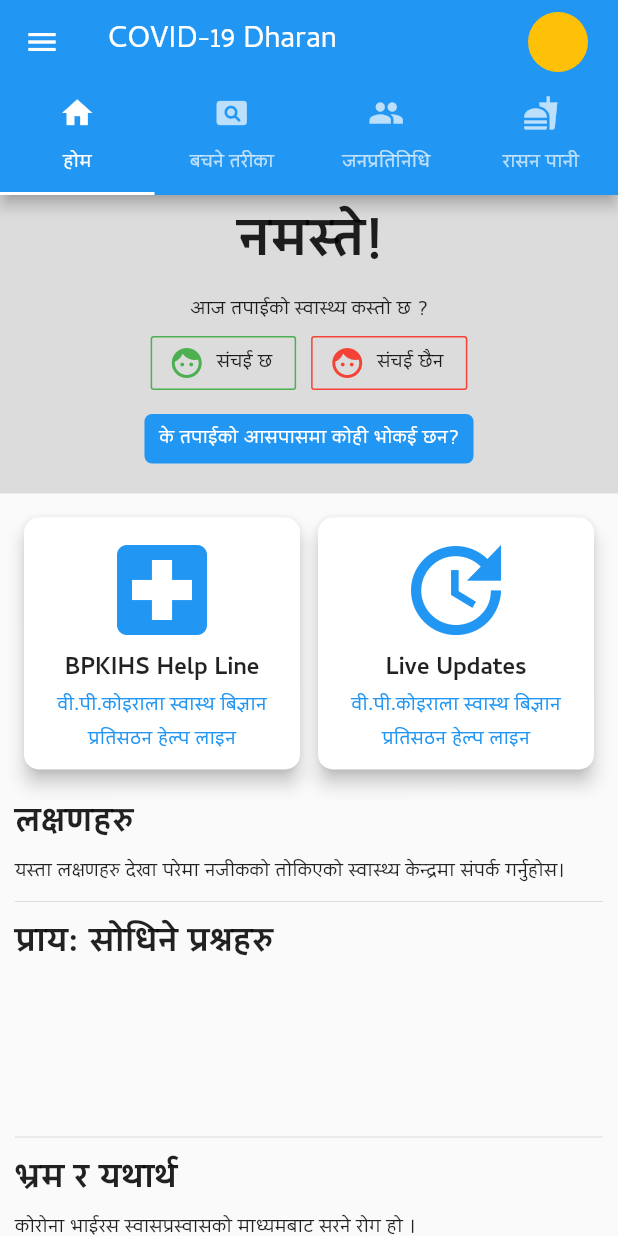
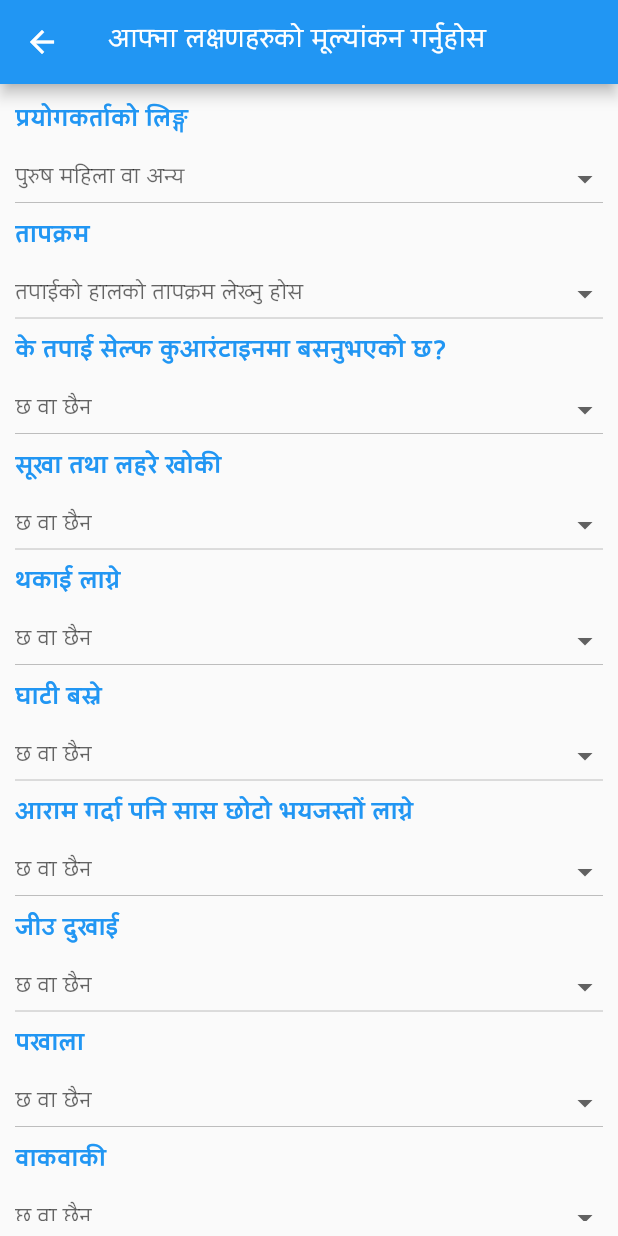
Before and after one commit to aashizpoudel/covidapp, a Flutter app: the screen it shows after launch, after a tap on "संचई छैन", on a phone screen of 412 x 824 dp. Run offline on Flutter 3.47's test engine with Material 2 defaults, Android fonts, the phone set to English and light mode, and no system bars.

Commit message:
formAdded

```diff
--- a/lib/Screens/first_tab.dart
+++ b/lib/Screens/first_tab.dart
@@ -1,4 +1,5 @@
 import 'package:covidapp/Screens/components/middle_card.dart';
+import 'package:covidapp/Screens/pages/symptoms_form.dart';
 import 'package:flutter/material.dart';
 
 class FirstTab extends StatelessWidget {
@@ -33,7 +34,9 @@ class FirstTab extends StatelessWidget {
                   SizedBox(width: 10,),
                   OutlineButton.icon(
                     borderSide: BorderSide(color: Colors.red),
-                    onPressed: () {},
+                    onPressed: () {
+                      Navigator.push(context, MaterialPageRoute(builder: (context)=>SymptomsForm()));
+                    },
                     icon: Icon(
                       Icons.face,
                       color: Colors.red,
--- /dev/null
+++ b/lib/Screens/pages/symptoms_form.dart
@@ -0,0 +1,414 @@
+import 'package:flutter/material.dart';
+
+const headerStyle =
+    TextStyle(color: Colors.blue, fontWeight: FontWeight.bold, fontSize: 18);
+enum Sex { male, female, gay }
+enum Temperature { below, normal, high }
+enum SelfQuarantine { yes, no }
+enum Cough { yes, no }
+enum Fatigue { yes, no }
+enum SourThroat { yes, no }
+enum ShortBreath { yes, no }
+enum BodyPain { yes, no }
+enum Diaria { yes, no }
+enum Nausea { yes, no }
+enum RunningNose { yes, no }
+enum FromAbroad { yes, no }
+enum GotContaminated { yes, no }
+
+class SymptomsForm extends StatefulWidget {
+  @override
+  _SymptomsFormState createState() => _SymptomsFormState();
+}
+
+class _SymptomsFormState extends State<SymptomsForm> {
+  //dropdownVariable
+  Sex sex;
+  Temperature temperature;
+  SelfQuarantine selfQuarantine;
+  Cough cough;
+  Fatigue fatigue;
+  SourThroat sourThroat;
+  ShortBreath shortBreath;
+  BodyPain bodyPain;
+  Diaria diaria;
+  Nausea nausea;
+  RunningNose runningNose;
+  FromAbroad fromAbroad;
+  GotContaminated gotContaminated;
+
+  //form variable
+  final _formKey = GlobalKey<FormState>();
+  TextEditingController _name = TextEditingController();
+  TextEditingController _age = TextEditingController();
+  TextEditingController _tolNo = TextEditingController();
+  TextEditingController _gharNo = TextEditingController();
+  TextEditingController _pnNo = TextEditingController();
+  int odaNo;
+
+  List<DropdownMenuItem> getOdaList(int totalOdaNo) {
+    List<DropdownMenuItem> _menuItem = [];
+    for (var i = 1; i <= totalOdaNo; i++) {
+      _menuItem.add(DropdownMenuItem(value: i, child: Text('$i')));
+    }
+    return _menuItem;
+  }
+
+  @override
+  Widget build(BuildContext context) {
+    return Scaffold(
+      appBar: AppBar(
+        title: Text(
+          'आफ्ना लक्षणहरुको मूल्यांकन गर्नुहोस',
+        ),
+      ),
+      body: Padding(
+        padding: const EdgeInsets.all(10.0),
+        child: ListView(
+          children: <Widget>[
+            FormQuestions(
+              title: 'प्रयोगकर्ताको लिङ्ग',
+              dropBuottonHint: 'पुरुष महिला वा अन्य',
+              value: sex,
+              dropBuottonList: [
+                DropdownMenuItem(value: Sex.male, child: Text('पुरुष')),
+                DropdownMenuItem(value: Sex.female, child: Text('महिला')),
+                DropdownMenuItem(value: Sex.gay, child: Text('अन्य')),
+              ],
+              onDropDownChanged: (value) {
+                setState(() {
+                  sex = value;
+                });
+              },
+            ),
+            FormQuestions(
+              title: 'तापक्रम',
+              dropBuottonHint: 'तपाईको हालको तापक्रम लेख्नु होस',
+              value: temperature,
+              dropBuottonList: [
+                DropdownMenuItem(
+                    value: Temperature.below, child: Text('सामान्य (९६-९८.६)')),
+                DropdownMenuItem(
+                    value: Temperature.normal, child: Text('ज्वरो (९८.६-१०२)')),
+                DropdownMenuItem(
+                    value: Temperature.high, child: Text('उच्च ज्वरो (>१०४)')),
+              ],
+              onDropDownChanged: (value) {
+                setState(() {
+                  temperature = value;
+                });
+              },
+            ),
+            FormQuestions(
+              title: 'के तपाई सेल्फ कुआरंटाइनमा बसनुभएको छ?',
+              dropBuottonHint: 'छ वा छैन',
+              value: selfQuarantine,
+              dropBuottonList: [
+                DropdownMenuItem(value: SelfQuarantine.yes, child: Text('छ ')),
+                DropdownMenuItem(value: SelfQuarantine.no, child: Text('छैन ')),
+              ],
+              onDropDownChanged: (value) {
+                setState(() {
+                  selfQuarantine = value;
+                });
+              },
+            ),
+            FormQuestions(
+              title: 'सूखा तथा लहरे खोकी',
+              dropBuottonHint: 'छ वा छैन',
+              value: cough,
+              dropBuottonList: [
+                DropdownMenuItem(value: Cough.yes, child: Text('छ ')),
+                DropdownMenuItem(value: Cough.no, child: Text('छैन ')),
+              ],
+              onDropDownChanged: (value) {
+                setState(() {
+                  cough = value;
+                });
+              },
+            ),
+            FormQuestions(
+              title: 'थकाई लाग्ने',
+              dropBuottonHint: 'छ वा छैन',
+              value: fatigue,
+              dropBuottonList: [
+                DropdownMenuItem(value: Fatigue.yes, child: Text('छ ')),
+                DropdownMenuItem(value: Fatigue.no, child: Text('छैन ')),
+              ],
+              onDropDownChanged: (value) {
+                setState(() {
+                  fatigue = value;
+                });
+              },
+            ),
+            FormQuestions(
+              title: 'घाटी बस्ने',
+              dropBuottonHint: 'छ वा छैन',
+              value: sourThroat,
+              dropBuottonList: [
+                DropdownMenuItem(value: SourThroat.yes, child: Text('छ ')),
+                DropdownMenuItem(value: SourThroat.no, child: Text('छैन ')),
+              ],
+              onDropDownChanged: (value) {
+                setState(() {
+                  sourThroat = value;
+                });
+              },
+            ),
+            FormQuestions(
+              title: 'आराम गर्दा पनि सास छोटो भयजस्तों लाग्ने',
+              dropBuottonHint: 'छ वा छैन',
+              value: shortBreath,
+              dropBuottonList: [
+                DropdownMenuItem(value: ShortBreath.yes, child: Text('छ ')),
+                DropdownMenuItem(value: ShortBreath.no, child: Text('छैन ')),
+              ],
+              onDropDownChanged: (value) {
+                setState(() {
+                  shortBreath = value;
+                });
+              },
+            ),
+            FormQuestions(
+              title: 'जीउ दुखाई',
+              dropBuottonHint: 'छ वा छैन',
+              value: bodyPain,
+              dropBuottonList: [
+                DropdownMenuItem(value: BodyPain.yes, child: Text('छ ')),
+                DropdownMenuItem(value: BodyPain.no, child: Text('छैन ')),
+              ],
+              onDropDownChanged: (value) {
+                setState(() {
+                  bodyPain = value;
+                });
+              },
+            ),
+            FormQuestions(
+              title: 'पखाला ',
+              dropBuottonHint: 'छ वा छैन',
+              value: diaria,
+              dropBuottonList: [
+                DropdownMenuItem(value: Diaria.yes, child: Text('छ ')),
+                DropdownMenuItem(value: Diaria.no, child: Text('छैन ')),
+              ],
+              onDropDownChanged: (value) {
+                setState(() {
+                  diaria = value;
+                });
+              },
+            ),
+            FormQuestions(
+              title: 'वाकवाकी',
+              dropBuottonHint: 'छ वा छैन',
+              value: nausea,
+              dropBuottonList: [
+                DropdownMenuItem(value: Nausea.yes, child: Text('छ ')),
+                DropdownMenuItem(value: Nausea.no, child: Text('छैन ')),
+              ],
+              onDropDownChanged: (value) {
+                setState(() {
+                  nausea = value;
+                });
+              },
+            ),
+            FormQuestions(
+              title: 'सिगान बग्ने',
+              dropBuottonHint: 'छ वा छैन',
+              value: runningNose,
+              dropBuottonList: [
+                DropdownMenuItem(value: RunningNose.yes, child: Text('छ ')),
+                DropdownMenuItem(value: RunningNose.no, child: Text('छैन ')),
+              ],
+              onDropDownChanged: (value) {
+                setState(() {
+                  runningNose = value;
+                });
+              },
+            ),
+            FormQuestions(
+              title:
+                  'के तपाई बिगत दुई हपतामा कुनै कोरोनाले ग्रस्त मुलुकबाट फर्कानुभएको हो?',
+              dropBuottonHint: 'हो  वा हैन',
+              value: fromAbroad,
+              dropBuottonList: [
+                DropdownMenuItem(value: FromAbroad.yes, child: Text('हो')),
+                DropdownMenuItem(value: FromAbroad.no, child: Text('हैन')),
+              ],
+              onDropDownChanged: (value) {
+                setState(() {
+                  fromAbroad = value;
+                });
+              },
+            ),
+            FormQuestions(
+              title:
+                  'के तपाई बिगत दुई हपतामा कुनै कोरोनाले संक्रमित वा आसंका भएको ब्यक्तिको संपर्कमा आउनुभएको छ?',
+              dropBuottonHint: 'छ वा छैन',
+              value: gotContaminated,
+              dropBuottonList: [
+                DropdownMenuItem(value: GotContaminated.yes, child: Text('छ ')),
+                DropdownMenuItem(
+                    value: GotContaminated.no, child: Text('छैन ')),
+              ],
+              onDropDownChanged: (value) {
+                setState(() {
+                  gotContaminated = value;
+                });
+              },
+            ),
+            Container(
+              decoration: BoxDecoration(
+                  color: Colors.white, borderRadius: BorderRadius.circular(10)),
+              child: Form(
+                key: _formKey,
+                child: Column(
+                  children: <Widget>[
+                    Text(
+                      'आफनो परिचय दिनुहोस',
+                      style:
+                          TextStyle(fontWeight: FontWeight.bold, fontSize: 20),
+                    ),
+                    TextFormField(
+                      controller: _name,
+                      validator: (value) {
+                        if (value.isNotEmpty) {
+                          return null;
+                        }
+                        return 'कृपया आफ्नो नाम लेख्नुहोस';
+                      },
+                      decoration: InputDecoration(
+                        prefixIcon: Icon(Icons.people),
+                        labelText: 'नाम',
+                      ),
+                    ),
+                    TextFormField(
+                      controller: _age,
+                      validator: (value) {
+                        if (value.isNotEmpty) {
+                          return null;
+                        }
+                        return 'कृपया आफ्नो उमेर लेख्नुहोस';
+                      },
+                      decoration: InputDecoration(
+                        prefixIcon: Icon(Icons.people),
+                        labelText: 'उमेर',
+                      ),
+                    ),
+                    Text('वडा नम्बर', style: headerStyle),
+                    DropdownButton(
+                      isExpanded: true,
+                        hint: Text('आफ्नो वडा छान्नुहोस'),
+                        value: odaNo,
+                        items: getOdaList(10),
+                        onChanged: (value) {
+                          setState(() {
+                            odaNo = value;
+                          });
+                        }),
+                    TextFormField(
+                      controller: _tolNo,
+                      validator: (value) {
+                        if (value.isNotEmpty) {
+                          return null;
+                        }
+                        return 'कृपया आफ्नो टोल/चौक लेख्नुहोस';
+                      },
+                      decoration: InputDecoration(
+                        prefixIcon: Icon(Icons.build),
+                        labelText: 'टोल/चौक',
+                      ),
+                    ),
+                    TextFormField(
+                      controller: _gharNo,
+                      validator: (value) {
+                        if (value.isNotEmpty) {
+                          return null;
+                        }
+                        return 'कृपया आफ्नो घर नंबर लेख्नुहोस';
+                      },
+                      decoration: InputDecoration(
+                        prefixIcon: Icon(Icons.home),
+                        labelText: 'घर नंबर',
+                      ),
+                    ),
+                    TextFormField(
+                      controller: _pnNo,
+                      validator: (value) {
+                        if (value.isNotEmpty) {
+                          return null;
+                        }
+                        return 'कृपया आफ्नो संपर्क नंबर लेख्नुहोस';
+                      },
+                      decoration: InputDecoration(
+                        prefixIcon: Icon(Icons.phone),
+                        labelText: 'संपर्क नंबर',
+                      ),
+                    ),
+                    RaisedButton(
+                        color: Colors.green,
+                        onPressed: () {
+                          if (_formKey.currentState.validate()) {
+                            return showModalBottomSheet(
+                                context: context,
+                                builder: (context) {
+                                  return Container(
+                                    child: Column(
+                                      children: <Widget>[
+                                        Text(
+                                          'Congratz You Have Corona'
+                                        )
+                                      ],
+                                    ),
+                                  );
+                                });
+                          }
+                          else{
+                            return null;
+                          }
+                        },
+                        child: Text(
+                          'Confirm & Submit',
+                          style: TextStyle(color: Colors.white),
+                        ))
+                  ],
+                ),
+              ),
+            )
+          ],
+        ),
+      ),
+    );
+  }
+}
+
+class FormQuestions extends StatelessWidget {
+  const FormQuestions({
+    this.value,
+    @required this.title,
+    @required this.dropBuottonHint,
+    this.dropBuottonList,
+    this.onDropDownChanged,
+  });
+
+  final String title;
+  final String dropBuottonHint;
+  final List<DropdownMenuItem> dropBuottonList;
+  final value;
+  final Function onDropDownChanged;
+
+  @override
+  Widget build(BuildContext context) {
+    return Column(
+      crossAxisAlignment: CrossAxisAlignment.start,
+      children: <Widget>[
+        Text(title, style: headerStyle),
+        DropdownButton(
+            isExpanded: true,
+            hint: Text(dropBuottonHint),
+            value: value,
+            items: dropBuottonList,
+            onChanged: onDropDownChanged),
+      ],
+    );
+  }
+}
```
